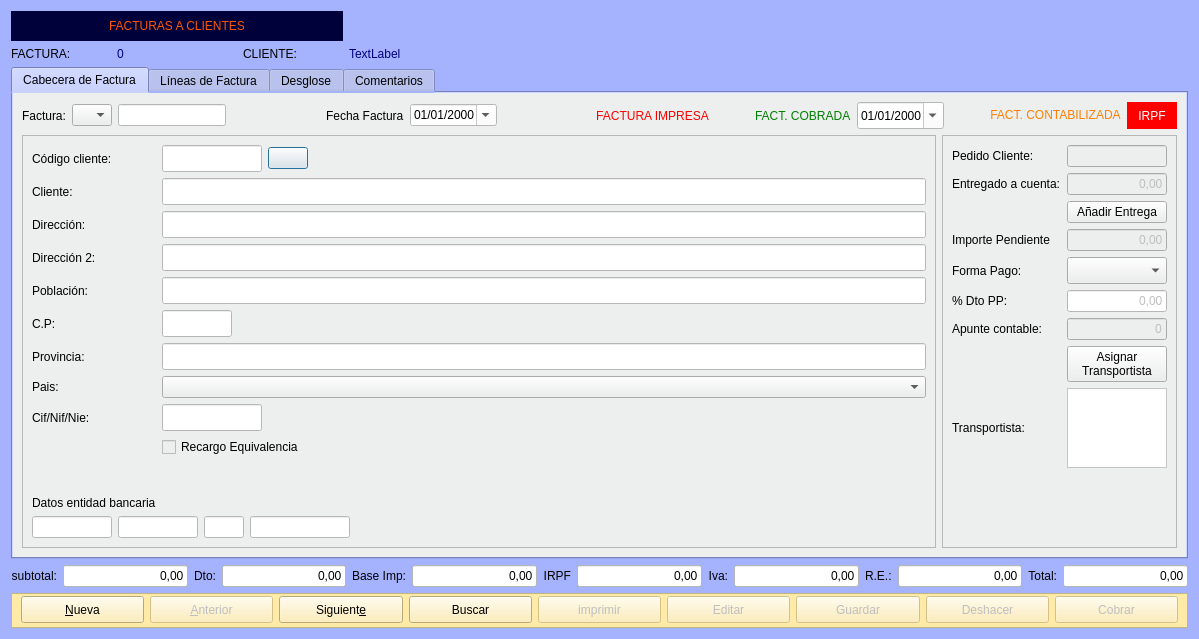
Old version of the form Zona_Ventas/frmfacturas.ui in the repository arcnexus/RedFoX.
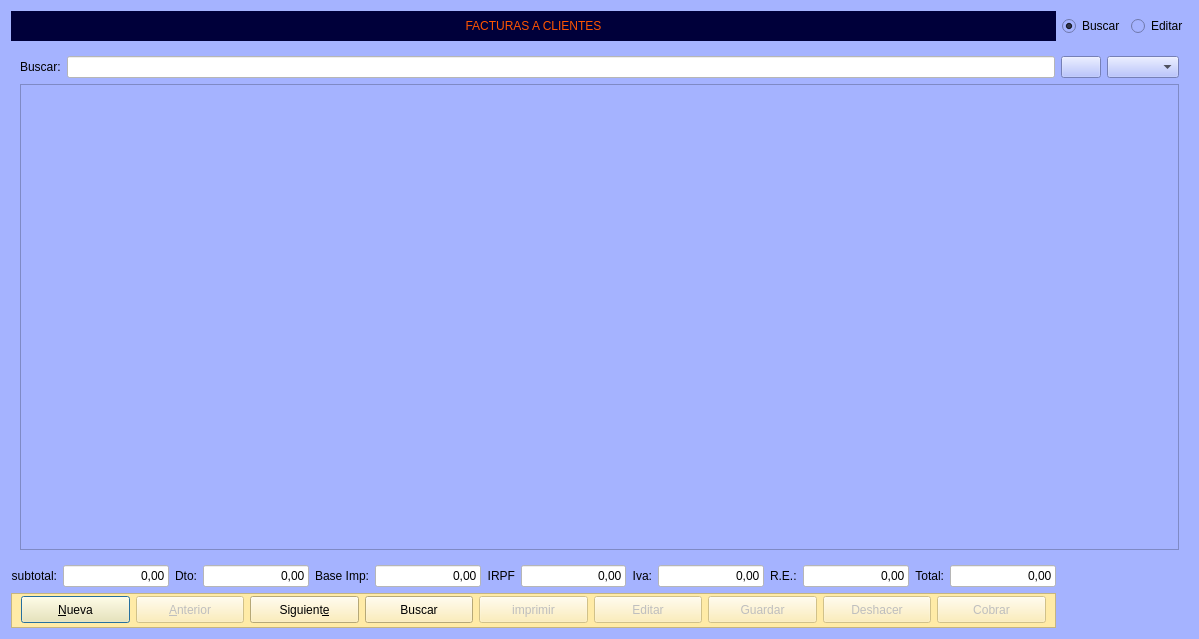
New version of the form. Icons and pictures are not drawn.

The edit to the form file:
```diff
--- a/Zona_Ventas/frmfacturas.ui
+++ b/Zona_Ventas/frmfacturas.ui
@@ -28,8 +28,267 @@
 
 </string>
   </property>
-  <layout class="QGridLayout" name="gridLayout_8">
-   <item row="0" column="0" colspan="3">
+  <layout class="QGridLayout" name="gridLayout_14">
+   <item row="4" column="0">
+    <widget class="QFrame" name="frame_3">
+     <property name="minimumSize">
+      <size>
+       <width>0</width>
+       <height>35</height>
+      </size>
+     </property>
+     <property name="maximumSize">
+      <size>
+       <width>16777215</width>
+       <height>35</height>
+      </size>
+     </property>
+     <property name="styleSheet">
+      <string notr="true">background-color: rgb(255, 235, 167);</string>
+     </property>
+     <property name="frameShape">
+      <enum>QFrame::StyledPanel</enum>
+     </property>
+     <property name="frameShadow">
+      <enum>QFrame::Raised</enum>
+     </property>
+     <layout class="QHBoxLayout" name="horizontalLayout">
+      <property name="topMargin">
+       <number>2</number>
+      </property>
+      <item>
+       <widget class="QPushButton" name="btnAnadir">
+        <property name="minimumSize">
+         <size>
+          <width>0</width>
+          <height>27</height>
+         </size>
+        </property>
+        <property name="text">
+         <string>&amp;Nueva</string>
+        </property>
+        <property name="icon">
+         <iconset resource="../maya.qrc">
+          <normaloff>:/Icons/PNG/add.png</normaloff>:/Icons/PNG/add.png</iconset>
+        </property>
+        <property name="iconSize">
+         <size>
+          <width>24</width>
+          <height>24</height>
+         </size>
+        </property>
+       </widget>
+      </item>
+      <item>
+       <widget class="QPushButton" name="btnAnterior">
+        <property name="enabled">
+         <bool>false</bool>
+        </property>
+        <property name="minimumSize">
+         <size>
+          <width>0</width>
+          <height>27</height>
+         </size>
+        </property>
+        <property name="text">
+         <string>&amp;Anterior</string>
+        </property>
+        <property name="icon">
+         <iconset resource="../maya.qrc">
+          <normaloff>:/Icons/PNG/Previous.png</normaloff>:/Icons/PNG/Previous.png</iconset>
+        </property>
+        <property name="iconSize">
+         <size>
+          <width>24</width>
+          <height>24</height>
+         </size>
+        </property>
+       </widget>
+      </item>
+      <item>
+       <widget class="QPushButton" name="btnSiguiente">
+        <property name="minimumSize">
+         <size>
+          <width>0</width>
+          <height>27</height>
+         </size>
+        </property>
+        <property name="text">
+         <string>Siguient&amp;e</string>
+        </property>
+        <property name="icon">
+         <iconset resource="../maya.qrc">
+          <normaloff>:/Icons/PNG/Next.png</normaloff>:/Icons/PNG/Next.png</iconset>
+        </property>
+        <property name="iconSize">
+         <size>
+          <width>24</width>
+          <height>24</height>
+         </size>
+        </property>
+       </widget>
+      </item>
+      <item>
+       <widget class="QPushButton" name="btnBuscar">
+        <property name="minimumSize">
+         <size>
+          <width>0</width>
+          <height>27</height>
+         </size>
+        </property>
+        <property name="text">
+         <string>Buscar</string>
+        </property>
+        <property name="icon">
+         <iconset resource="../maya.qrc">
+          <normaloff>:/Icons/PNG/search.png</normaloff>:/Icons/PNG/search.png</iconset>
+        </property>
+        <property name="iconSize">
+         <size>
+          <width>24</width>
+          <height>24</height>
+         </size>
+        </property>
+       </widget>
+      </item>
+      <item>
+       <widget class="QPushButton" name="btnImprimir">
+        <property name="enabled">
+         <bool>false</bool>
+        </property>
+        <property name="minimumSize">
+         <size>
+          <width>0</width>
+          <height>27</height>
+         </size>
+        </property>
+        <property name="text">
+         <string>imprimir</string>
+        </property>
+        <property name="icon">
+         <iconset resource="../maya.qrc">
+          <normaloff>:/Icons/PNG/Print.png</normaloff>:/Icons/PNG/Print.png</iconset>
+        </property>
+        <property name="iconSize">
+         <size>
+          <width>24</width>
+          <height>24</height>
+         </size>
+        </property>
+       </widget>
+      </item>
+      <item>
+       <widget class="QPushButton" name="btnEditar">
+        <property name="enabled">
+         <bool>false</bool>
+        </property>
+        <property name="minimumSize">
+         <size>
+          <width>0</width>
+          <height>27</height>
+         </size>
+        </property>
+        <property name="text">
+         <string>Editar</string>
+        </property>
+        <property name="icon">
+         <iconset resource="../maya.qrc">
+          <normaloff>:/Icons/PNG/Save.png</normaloff>:/Icons/PNG/Save.png</iconset>
+        </property>
+        <property name="iconSize">
+         <size>
+          <width>24</width>
+          <height>24</height>
+         </size>
+        </property>
+        <property name="shortcut">
+         <string>Ctrl+S</string>
+        </property>
+       </widget>
+      </item>
+      <item>
+       <widget class="QPushButton" name="btnGuardar">
+        <property name="enabled">
+         <bool>false</bool>
+        </property>
+        <property name="minimumSize">
+         <size>
+          <width>0</width>
+          <height>27</height>
+         </size>
+        </property>
+        <property name="text">
+         <string>Guardar</string>
+        </property>
+        <property name="icon">
+         <iconset resource="../maya.qrc">
+          <normaloff>:/Icons/PNG/Save.png</normaloff>:/Icons/PNG/Save.png</iconset>
+        </property>
+        <property name="iconSize">
+         <size>
+          <width>24</width>
+          <height>24</height>
+         </size>
+        </property>
+       </widget>
+      </item>
+      <item>
+       <widget class="QPushButton" name="btndeshacer">
+        <property name="enabled">
+         <bool>false</bool>
+        </property>
+        <property name="minimumSize">
+         <size>
+          <width>0</width>
+          <height>27</height>
+         </size>
+        </property>
+        <property name="text">
+         <string>Deshacer</string>
+        </property>
+        <property name="icon">
+         <iconset resource="../maya.qrc">
+          <normaloff>:/Icons/PNG/undo.png</normaloff>:/Icons/PNG/undo.png</iconset>
+        </property>
+       </widget>
+      </item>
+      <item>
+       <widget class="QPushButton" name="btnCobrar">
+        <property name="enabled">
+         <bool>false</bool>
+        </property>
+        <property name="minimumSize">
+         <size>
+          <width>0</width>
+          <height>27</height>
+         </size>
+        </property>
+        <property name="text">
+         <string>Cobrar</string>
+        </property>
+        <property name="icon">
+         <iconset resource="../maya.qrc">
+          <normaloff>:/Icons/PNG/Fp.png</normaloff>:/Icons/PNG/Fp.png</iconset>
+        </property>
+        <property name="iconSize">
+         <size>
+          <width>24</width>
+          <height>24</height>
+         </size>
+        </property>
+       </widget>
+      </item>
+     </layout>
+    </widget>
+   </item>
+   <item row="0" column="2">
+    <widget class="QRadioButton" name="radEditar">
+     <property name="text">
+      <string>Editar</string>
+     </property>
+    </widget>
+   </item>
+   <item row="0" column="0">
     <widget class="QLabel" name="label_36">
      <property name="minimumSize">
       <size>
@@ -50,7 +309,185 @@
      </property>
     </widget>
    </item>
-   <item row="1" column="0">
+   <item row="2" column="0">
+    <layout class="QHBoxLayout" name="horizontalLayout_3">
+     <item>
+      <widget class="QLabel" name="label_8">
+       <property name="text">
+        <string>subtotal:</string>
+       </property>
+       <property name="alignment">
+        <set>Qt::AlignRight|Qt::AlignTrailing|Qt::AlignVCenter</set>
+       </property>
+      </widget>
+     </item>
+     <item>
+      <widget class="QLineEdit" name="txtsubtotal">
+       <property name="styleSheet">
+        <string notr="true">background-color: rgb(255, 255, 255);</string>
+       </property>
+       <property name="text">
+        <string>0,00</string>
+       </property>
+       <property name="alignment">
+        <set>Qt::AlignRight|Qt::AlignTrailing|Qt::AlignVCenter</set>
+       </property>
+       <property name="readOnly">
+        <bool>true</bool>
+       </property>
+      </widget>
+     </item>
+     <item>
+      <widget class="QLabel" name="label_9">
+       <property name="text">
+        <string>Dto:</string>
+       </property>
+       <property name="alignment">
+        <set>Qt::AlignRight|Qt::AlignTrailing|Qt::AlignVCenter</set>
+       </property>
+      </widget>
+     </item>
+     <item>
+      <widget class="QLineEdit" name="txtimporte_descuento">
+       <property name="styleSheet">
+        <string notr="true">background-color: rgb(255, 255, 255);</string>
+       </property>
+       <property name="text">
+        <string>0,00</string>
+       </property>
+       <property name="alignment">
+        <set>Qt::AlignRight|Qt::AlignTrailing|Qt::AlignVCenter</set>
+       </property>
+      </widget>
+     </item>
+     <item>
+      <widget class="QLabel" name="label_16">
+       <property name="sizePolicy">
+        <sizepolicy hsizetype="Preferred" vsizetype="Preferred">
+         <horstretch>0</horstretch>
+         <verstretch>0</verstretch>
+        </sizepolicy>
+       </property>
+       <property name="text">
+        <string>Base Imp:</string>
+       </property>
+       <property name="alignment">
+        <set>Qt::AlignRight|Qt::AlignTrailing|Qt::AlignVCenter</set>
+       </property>
+      </widget>
+     </item>
+     <item>
+      <widget class="QLineEdit" name="txtbase">
+       <property name="styleSheet">
+        <string notr="true">background-color: rgb(255, 255, 255);</string>
+       </property>
+       <property name="text">
+        <string>0,00</string>
+       </property>
+       <property name="alignment">
+        <set>Qt::AlignRight|Qt::AlignTrailing|Qt::AlignVCenter</set>
+       </property>
+      </widget>
+     </item>
+     <item>
+      <widget class="QLabel" name="lblIRPF_2">
+       <property name="text">
+        <string>IRPF</string>
+       </property>
+       <property name="alignment">
+        <set>Qt::AlignRight|Qt::AlignTrailing|Qt::AlignVCenter</set>
+       </property>
+      </widget>
+     </item>
+     <item>
+      <widget class="QLineEdit" name="txtimporte_irpf_2">
+       <property name="styleSheet">
+        <string notr="true">background-color: rgb(255, 255, 255);</string>
+       </property>
+       <property name="text">
+        <string>0,00</string>
+       </property>
+       <property name="alignment">
+        <set>Qt::AlignRight|Qt::AlignTrailing|Qt::AlignVCenter</set>
+       </property>
+      </widget>
+     </item>
+     <item>
+      <widget class="QLabel" name="label_11">
+       <property name="text">
+        <string>Iva:</string>
+       </property>
+       <property name="alignment">
+        <set>Qt::AlignRight|Qt::AlignTrailing|Qt::AlignVCenter</set>
+       </property>
+      </widget>
+     </item>
+     <item>
+      <widget class="QLineEdit" name="txtiva">
+       <property name="styleSheet">
+        <string notr="true">background-color: rgb(255, 255, 255);</string>
+       </property>
+       <property name="text">
+        <string>0,00</string>
+       </property>
+       <property name="alignment">
+        <set>Qt::AlignRight|Qt::AlignTrailing|Qt::AlignVCenter</set>
+       </property>
+      </widget>
+     </item>
+     <item>
+      <widget class="QLabel" name="label_30">
+       <property name="text">
+        <string>R.E.:</string>
+       </property>
+      </widget>
+     </item>
+     <item>
+      <widget class="QLineEdit" name="txtrec">
+       <property name="styleSheet">
+        <string notr="true">background-color: rgb(255, 255, 255);</string>
+       </property>
+       <property name="text">
+        <string>0,00</string>
+       </property>
+       <property name="alignment">
+        <set>Qt::AlignRight|Qt::AlignTrailing|Qt::AlignVCenter</set>
+       </property>
+      </widget>
+     </item>
+     <item>
+      <widget class="QLabel" name="label_12">
+       <property name="text">
+        <string>Total:</string>
+       </property>
+       <property name="alignment">
+        <set>Qt::AlignRight|Qt::AlignTrailing|Qt::AlignVCenter</set>
+       </property>
+      </widget>
+     </item>
+     <item>
+      <widget class="QLineEdit" name="txttotal">
+       <property name="styleSheet">
+        <string notr="true">background-color: rgb(255, 255, 255);</string>
+       </property>
+       <property name="text">
+        <string>0,00</string>
+       </property>
+       <property name="alignment">
+        <set>Qt::AlignRight|Qt::AlignTrailing|Qt::AlignVCenter</set>
+       </property>
+      </widget>
+     </item>
+    </layout>
+   </item>
+   <item row="1" column="0" colspan="3">
+    <widget class="QStackedWidget" name="stackedWidget">
+     <property name="currentIndex">
+      <number>1</number>
+     </property>
+     <widget class="QWidget" name="page_5">
+      <layout class="QGridLayout" name="gridLayout_8">
+       <item row="0" column="0">
     <widget class="QLabel" name="label_10">
      <property name="maximumSize">
       <size>
@@ -66,7 +503,7 @@
      </property>
     </widget>
    </item>
-   <item row="1" column="1">
+       <item row="0" column="1">
     <widget class="QLabel" name="lblFactura">
      <property name="maximumSize">
       <size>
@@ -85,7 +522,7 @@
      </property>
     </widget>
    </item>
-   <item row="1" column="2">
+       <item row="0" column="2">
     <widget class="QLabel" name="label_19">
      <property name="maximumSize">
       <size>
@@ -101,7 +538,7 @@
      </property>
     </widget>
    </item>
-   <item row="1" column="3">
+       <item row="0" column="3">
     <widget class="QLabel" name="lblCliente">
      <property name="styleSheet">
       <string notr="true">color: rgb(0, 0, 127);</string>
@@ -111,7 +548,7 @@
      </property>
     </widget>
    </item>
-   <item row="2" column="0" colspan="4">
+       <item row="1" column="0" colspan="4">
     <widget class="QTabWidget" name="tabWidget_2">
      <property name="styleSheet">
       <string notr="true">QLineEdit { background-color: yellow }
@@ -2017,428 +2454,67 @@
      </widget>
     </widget>
    </item>
-   <item row="4" column="0" colspan="4">
-    <widget class="QFrame" name="frame_3">
-     <property name="minimumSize">
-      <size>
-       <width>0</width>
-       <height>35</height>
-      </size>
-     </property>
-     <property name="maximumSize">
-      <size>
-       <width>16777215</width>
-       <height>35</height>
-      </size>
-     </property>
+      </layout>
+     </widget>
+     <widget class="QWidget" name="page_6">
+      <layout class="QGridLayout" name="gridLayout_15">
+       <item row="0" column="0">
+        <widget class="QLabel" name="label_70">
+         <property name="text">
+          <string>Buscar:</string>
+         </property>
+        </widget>
+       </item>
+       <item row="0" column="1">
+        <widget class="QLineEdit" name="txtBuscar">
      <property name="styleSheet">
-      <string notr="true">background-color: rgb(255, 235, 167);</string>
-     </property>
+          <string notr="true">background-color: rgb(255, 255, 255);</string>
+         </property>
+        </widget>
+       </item>
+       <item row="0" column="2">
+        <widget class="QPushButton" name="btnClear">
+         <property name="text">
+          <string/>
+         </property>
+         <property name="icon">
+          <iconset resource="../maya.qrc">
+           <normaloff>:/Icons/PNG/refresh.png</normaloff>:/Icons/PNG/refresh.png</iconset>
+         </property>
+         <property name="iconSize">
+          <size>
+           <width>10</width>
+           <height>10</height>
+          </size>
+         </property>
+        </widget>
+       </item>
+       <item row="0" column="3">
+        <widget class="QComboBox" name="cboBuscar"/>
+       </item>
+       <item row="1" column="0" colspan="4">
+        <widget class="QFrame" name="frame_6">
      <property name="frameShape">
       <enum>QFrame::StyledPanel</enum>
      </property>
      <property name="frameShadow">
       <enum>QFrame::Raised</enum>
      </property>
-     <layout class="QHBoxLayout" name="horizontalLayout">
-      <property name="topMargin">
-       <number>2</number>
-      </property>
-      <item>
-       <widget class="QPushButton" name="btnAnadir">
-        <property name="minimumSize">
-         <size>
-          <width>0</width>
-          <height>27</height>
-         </size>
-        </property>
-        <property name="text">
-         <string>&amp;Nueva</string>
-        </property>
-        <property name="icon">
-         <iconset resource="../maya.qrc">
-          <normaloff>:/Icons/PNG/add.png</normaloff>:/Icons/PNG/add.png</iconset>
-        </property>
-        <property name="iconSize">
-         <size>
-          <width>24</width>
-          <height>24</height>
-         </size>
-        </property>
-       </widget>
-      </item>
-      <item>
-       <widget class="QPushButton" name="btnAnterior">
-        <property name="enabled">
-         <bool>false</bool>
-        </property>
-        <property name="minimumSize">
-         <size>
-          <width>0</width>
-          <height>27</height>
-         </size>
-        </property>
-        <property name="text">
-         <string>&amp;Anterior</string>
-        </property>
-        <property name="icon">
-         <iconset resource="../maya.qrc">
-          <normaloff>:/Icons/PNG/Previous.png</normaloff>:/Icons/PNG/Previous.png</iconset>
-        </property>
-        <property name="iconSize">
-         <size>
-          <width>24</width>
-          <height>24</height>
-         </size>
-        </property>
-       </widget>
-      </item>
-      <item>
-       <widget class="QPushButton" name="btnSiguiente">
-        <property name="minimumSize">
-         <size>
-          <width>0</width>
-          <height>27</height>
-         </size>
-        </property>
-        <property name="text">
-         <string>Siguient&amp;e</string>
-        </property>
-        <property name="icon">
-         <iconset resource="../maya.qrc">
-          <normaloff>:/Icons/PNG/Next.png</normaloff>:/Icons/PNG/Next.png</iconset>
-        </property>
-        <property name="iconSize">
-         <size>
-          <width>24</width>
-          <height>24</height>
-         </size>
-        </property>
-       </widget>
-      </item>
-      <item>
-       <widget class="QPushButton" name="btnBuscar">
-        <property name="minimumSize">
-         <size>
-          <width>0</width>
-          <height>27</height>
-         </size>
-        </property>
+        </widget>
+       </item>
+      </layout>
+     </widget>
+    </widget>
+   </item>
+   <item row="0" column="1">
+    <widget class="QRadioButton" name="radBuscar">
         <property name="text">
          <string>Buscar</string>
         </property>
-        <property name="icon">
-         <iconset resource="../maya.qrc">
-          <normaloff>:/Icons/PNG/search.png</normaloff>:/Icons/PNG/search.png</iconset>
-        </property>
-        <property name="iconSize">
-         <size>
-          <width>24</width>
-          <height>24</height>
-         </size>
-        </property>
-       </widget>
-      </item>
-      <item>
-       <widget class="QPushButton" name="btnImprimir">
-        <property name="enabled">
-         <bool>false</bool>
-        </property>
-        <property name="minimumSize">
-         <size>
-          <width>0</width>
-          <height>27</height>
-         </size>
-        </property>
-        <property name="text">
-         <string>imprimir</string>
-        </property>
-        <property name="icon">
-         <iconset resource="../maya.qrc">
-          <normaloff>:/Icons/PNG/Print.png</normaloff>:/Icons/PNG/Print.png</iconset>
-        </property>
-        <property name="iconSize">
-         <size>
-          <width>24</width>
-          <height>24</height>
-         </size>
-        </property>
-       </widget>
-      </item>
-      <item>
-       <widget class="QPushButton" name="btnEditar">
-        <property name="enabled">
-         <bool>false</bool>
-        </property>
-        <property name="minimumSize">
-         <size>
-          <width>0</width>
-          <height>27</height>
-         </size>
-        </property>
-        <property name="text">
-         <string>Editar</string>
-        </property>
-        <property name="icon">
-         <iconset resource="../maya.qrc">
-          <normaloff>:/Icons/PNG/Save.png</normaloff>:/Icons/PNG/Save.png</iconset>
-        </property>
-        <property name="iconSize">
-         <size>
-          <width>24</width>
-          <height>24</height>
-         </size>
-        </property>
-        <property name="shortcut">
-         <string>Ctrl+S</string>
-        </property>
-       </widget>
-      </item>
-      <item>
-       <widget class="QPushButton" name="btnGuardar">
-        <property name="enabled">
-         <bool>false</bool>
-        </property>
-        <property name="minimumSize">
-         <size>
-          <width>0</width>
-          <height>27</height>
-         </size>
-        </property>
-        <property name="text">
-         <string>Guardar</string>
-        </property>
-        <property name="icon">
-         <iconset resource="../maya.qrc">
-          <normaloff>:/Icons/PNG/Save.png</normaloff>:/Icons/PNG/Save.png</iconset>
-        </property>
-        <property name="iconSize">
-         <size>
-          <width>24</width>
-          <height>24</height>
-         </size>
-        </property>
-       </widget>
-      </item>
-      <item>
-       <widget class="QPushButton" name="btndeshacer">
-        <property name="enabled">
-         <bool>false</bool>
-        </property>
-        <property name="minimumSize">
-         <size>
-          <width>0</width>
-          <height>27</height>
-         </size>
-        </property>
-        <property name="text">
-         <string>Deshacer</string>
-        </property>
-        <property name="icon">
-         <iconset resource="../maya.qrc">
-          <normaloff>:/Icons/PNG/undo.png</normaloff>:/Icons/PNG/undo.png</iconset>
-        </property>
-       </widget>
-      </item>
-      <item>
-       <widget class="QPushButton" name="btnCobrar">
-        <property name="enabled">
-         <bool>false</bool>
-        </property>
-        <property name="minimumSize">
-         <size>
-          <width>0</width>
-          <height>27</height>
-         </size>
-        </property>
-        <property name="text">
-         <string>Cobrar</string>
-        </property>
-        <property name="icon">
-         <iconset resource="../maya.qrc">
-          <normaloff>:/Icons/PNG/Fp.png</normaloff>:/Icons/PNG/Fp.png</iconset>
-        </property>
-        <property name="iconSize">
-         <size>
-          <width>24</width>
-          <height>24</height>
-         </size>
-        </property>
-       </widget>
-      </item>
-     </layout>
-    </widget>
-   </item>
-   <item row="3" column="0" colspan="4">
-    <layout class="QHBoxLayout" name="horizontalLayout_3">
-     <item>
-      <widget class="QLabel" name="label_8">
-       <property name="text">
-        <string>subtotal:</string>
-       </property>
-       <property name="alignment">
-        <set>Qt::AlignRight|Qt::AlignTrailing|Qt::AlignVCenter</set>
-       </property>
-      </widget>
-     </item>
-     <item>
-      <widget class="QLineEdit" name="txtsubtotal">
-       <property name="styleSheet">
-        <string notr="true">background-color: rgb(255, 255, 255);</string>
-       </property>
-       <property name="text">
-        <string>0,00</string>
-       </property>
-       <property name="alignment">
-        <set>Qt::AlignRight|Qt::AlignTrailing|Qt::AlignVCenter</set>
-       </property>
-       <property name="readOnly">
+     <property name="checked">
         <bool>true</bool>
        </property>
       </widget>
-     </item>
-     <item>
-      <widget class="QLabel" name="label_9">
-       <property name="text">
-        <string>Dto:</string>
-       </property>
-       <property name="alignment">
-        <set>Qt::AlignRight|Qt::AlignTrailing|Qt::AlignVCenter</set>
-       </property>
-      </widget>
-     </item>
-     <item>
-      <widget class="QLineEdit" name="txtimporte_descuento">
-       <property name="styleSheet">
-        <string notr="true">background-color: rgb(255, 255, 255);</string>
-       </property>
-       <property name="text">
-        <string>0,00</string>
-       </property>
-       <property name="alignment">
-        <set>Qt::AlignRight|Qt::AlignTrailing|Qt::AlignVCenter</set>
-       </property>
-      </widget>
-     </item>
-     <item>
-      <widget class="QLabel" name="label_16">
-       <property name="sizePolicy">
-        <sizepolicy hsizetype="Preferred" vsizetype="Preferred">
-         <horstretch>0</horstretch>
-         <verstretch>0</verstretch>
-        </sizepolicy>
-       </property>
-       <property name="text">
-        <string>Base Imp:</string>
-       </property>
-       <property name="alignment">
-        <set>Qt::AlignRight|Qt::AlignTrailing|Qt::AlignVCenter</set>
-       </property>
-      </widget>
-     </item>
-     <item>
-      <widget class="QLineEdit" name="txtbase">
-       <property name="styleSheet">
-        <string notr="true">background-color: rgb(255, 255, 255);</string>
-       </property>
-       <property name="text">
-        <string>0,00</string>
-       </property>
-       <property name="alignment">
-        <set>Qt::AlignRight|Qt::AlignTrailing|Qt::AlignVCenter</set>
-       </property>
-      </widget>
-     </item>
-     <item>
-      <widget class="QLabel" name="lblIRPF_2">
-       <property name="text">
-        <string>IRPF</string>
-       </property>
-       <property name="alignment">
-        <set>Qt::AlignRight|Qt::AlignTrailing|Qt::AlignVCenter</set>
-       </property>
-      </widget>
-     </item>
-     <item>
-      <widget class="QLineEdit" name="txtimporte_irpf_2">
-       <property name="styleSheet">
-        <string notr="true">background-color: rgb(255, 255, 255);</string>
-       </property>
-       <property name="text">
-        <string>0,00</string>
-       </property>
-       <property name="alignment">
-        <set>Qt::AlignRight|Qt::AlignTrailing|Qt::AlignVCenter</set>
-       </property>
-      </widget>
-     </item>
-     <item>
-      <widget class="QLabel" name="label_11">
-       <property name="text">
-        <string>Iva:</string>
-       </property>
-       <property name="alignment">
-        <set>Qt::AlignRight|Qt::AlignTrailing|Qt::AlignVCenter</set>
-       </property>
-      </widget>
-     </item>
-     <item>
-      <widget class="QLineEdit" name="txtiva">
-       <property name="styleSheet">
-        <string notr="true">background-color: rgb(255, 255, 255);</string>
-       </property>
-       <property name="text">
-        <string>0,00</string>
-       </property>
-       <property name="alignment">
-        <set>Qt::AlignRight|Qt::AlignTrailing|Qt::AlignVCenter</set>
-       </property>
-      </widget>
-     </item>
-     <item>
-      <widget class="QLabel" name="label_30">
-       <property name="text">
-        <string>R.E.:</string>
-       </property>
-      </widget>
-     </item>
-     <item>
-      <widget class="QLineEdit" name="txtrec">
-       <property name="styleSheet">
-        <string notr="true">background-color: rgb(255, 255, 255);</string>
-       </property>
-       <property name="text">
-        <string>0,00</string>
-       </property>
-       <property name="alignment">
-        <set>Qt::AlignRight|Qt::AlignTrailing|Qt::AlignVCenter</set>
-       </property>
-      </widget>
-     </item>
-     <item>
-      <widget class="QLabel" name="label_12">
-       <property name="text">
-        <string>Total:</string>
-       </property>
-       <property name="alignment">
-        <set>Qt::AlignRight|Qt::AlignTrailing|Qt::AlignVCenter</set>
-       </property>
-      </widget>
-     </item>
-     <item>
-      <widget class="QLineEdit" name="txttotal">
-       <property name="styleSheet">
-        <string notr="true">background-color: rgb(255, 255, 255);</string>
-       </property>
-       <property name="text">
-        <string>0,00</string>
-       </property>
-       <property name="alignment">
-        <set>Qt::AlignRight|Qt::AlignTrailing|Qt::AlignVCenter</set>
-       </property>
-      </widget>
-     </item>
-    </layout>
    </item>
   </layout>
  </widget>
```
Lines whose indentation alone changed are shown as unchanged.
